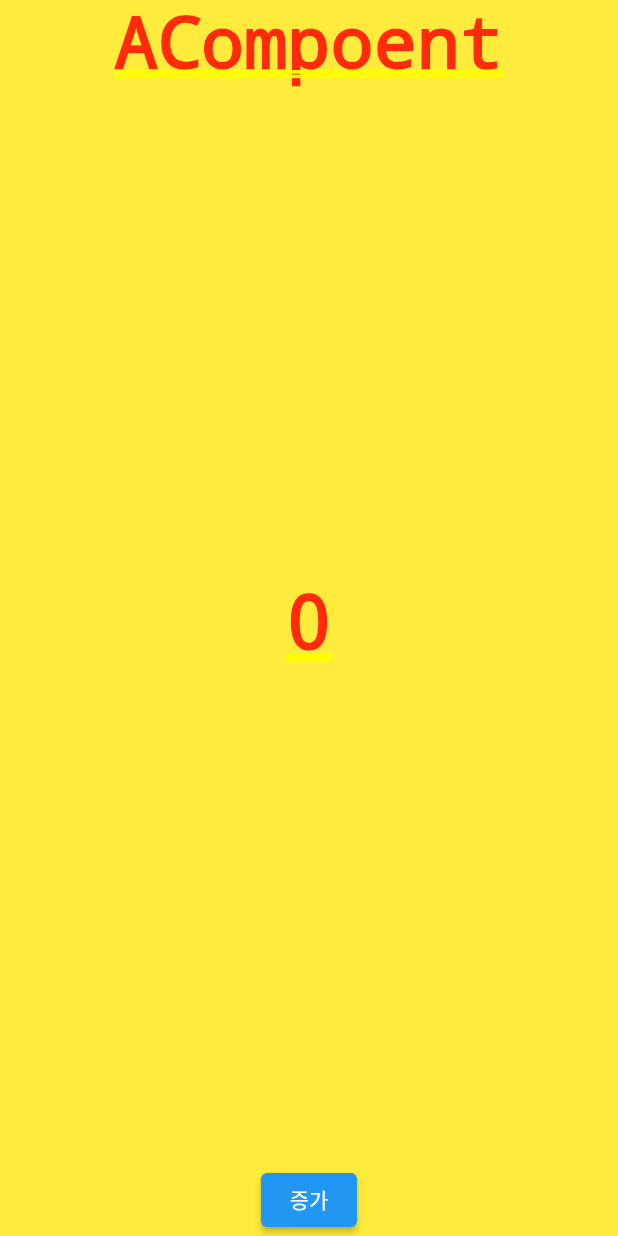
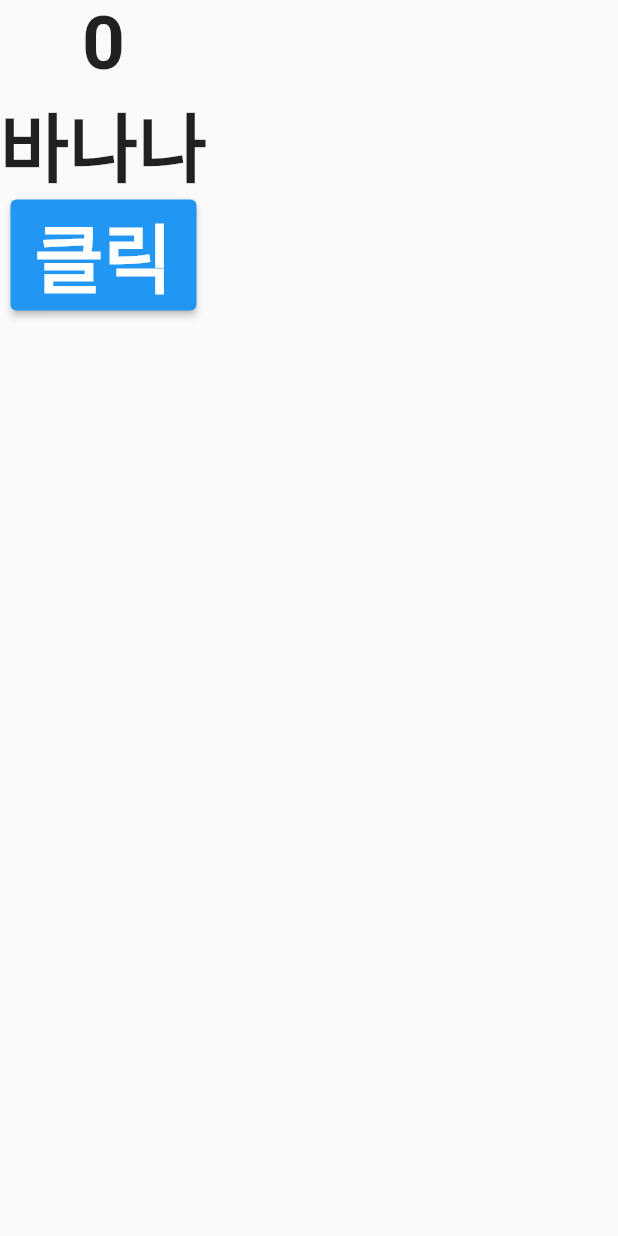
Before and after one commit to Jo-HyeRin/Flutter_State, a Flutter app: the screen it shows after launch, on a phone screen of 412 x 824 dp. Run offline on Flutter 3.47's test engine with Material 2 defaults, Android fonts, the phone set to English and light mode, and no system bars; our stand-ins replace flutter_riverpod.

Commit message:
파일분리, 문자열 상태값 불러ê오기 완료

```diff
--- a/lib/main.dart
+++ b/lib/main.dart
@@ -1,20 +1,9 @@
 import 'package:flutter/material.dart';
 import 'package:flutter_riverpod/flutter_riverpod.dart';
-
-final counterProvider = StateNotifierProvider<Counter, int>((ref) {
-  return Counter();
-});
-
-class Counter extends StateNotifier<int> {
-  Counter() : super(0);
-  void increment() => state++;
-}
+import 'package:flutter_state/pages/home_page.dart';
 
 void main() {
   runApp(
-    // 위젯에서 프로바이더를 사용하고 읽기위해
-    // 앱 전체적으로 "ProviderScope" 위젯을 감싸줘야 합니다.
-    // 여기에 프로바이더의 상태가 저장됩니다.
     ProviderScope(
       child: MyApp(),
     ),
@@ -27,43 +16,7 @@ class MyApp extends StatelessWidget {
   @override
   Widget build(BuildContext context) {
     return MaterialApp(
-      debugShowCheckedModeBanner: false,
-      home: AComponent(),
+      home: HomePage(),
     );
   }
 }
-
-class AComponent extends ConsumerWidget {
-  const AComponent({Key? key}) : super(key: key);
-
-  @override
-  Widget build(BuildContext context, WidgetRef ref) {
-
-    final count = ref.watch(counterProvider);
-
-    return Container(
-      color: Colors.yellow,
-      child: Column(
-        children: [
-          Text("ACompoent"),
-          Expanded(
-            child: Align(
-              child: Text(
-                "${count}",
-                style: TextStyle(fontSize: 50, fontWeight: FontWeight.bold),
-              ),
-            ),
-          ),
-          ElevatedButton(
-              onPressed: (){
-                final repo = ref.read(counterProvider.notifier);
-                repo.increment();
-                // ref.read(counterProvider.notifier).increment(); 로 해도 됨.
-              },
-              child: Text("증가"),
-          ),
-        ],
-      ),
-    );
-  }
-}
--- /dev/null
+++ b/lib/pages/counter_provider.dart
@@ -0,0 +1,6 @@
+import 'package:flutter_riverpod/flutter_riverpod.dart';
+import 'package:flutter_state/pages/counter_repository.dart';
+
+final counterProvider = StateNotifierProvider<CounterRepository, int>((ref) {
+  return CounterRepository();
+});
--- /dev/null
+++ b/lib/pages/home_page.dart
@@ -0,0 +1,37 @@
+import 'package:flutter/material.dart';
+import 'package:flutter_riverpod/flutter_riverpod.dart';
+import 'package:flutter_state/pages/counter_provider.dart';
+import 'package:flutter_state/pages/product_repository.dart';
+
+class HomePage extends ConsumerWidget {
+  const HomePage({Key? key}) : super(key: key);
+
+  @override
+  Widget build(BuildContext context, WidgetRef ref) {
+    final count = ref.watch(counterProvider);
+    final product = ref.watch(productProvider);
+
+    return Scaffold(
+      body: Column(
+        children: [
+          Text(
+            "${count}",
+            style: TextStyle(fontSize: 50, fontWeight: FontWeight.w600),
+          ),
+          Text(
+            "${product.name}",
+            style: TextStyle(fontSize: 50, fontWeight: FontWeight.w600),
+          ),
+          ElevatedButton(
+              onPressed: () {
+                ref.read(counterProvider.notifier).increment();
+              },
+              child: Text(
+                "클릭",
+                style: TextStyle(fontSize: 50, fontWeight: FontWeight.w600),
+              )),
+        ],
+      ),
+    );
+  }
+}
--- /dev/null
+++ b/lib/pages/product_repository.dart
@@ -0,0 +1,22 @@
+import 'package:flutter_riverpod/flutter_riverpod.dart';
+
+// Entity
+class Product {
+  int id;
+  String name;
+  int price;
+
+  Product(this.id, this.name, this.price);
+}
+
+// Provider
+final productProvider = StateNotifierProvider<ProductRepository, Product>((ref) {
+  return ProductRepository();
+});
+
+// Repository
+class ProductRepository extends StateNotifier<Product>{
+
+  ProductRepository() : super(Product(1, "바나나", 1000)); // 데이터 넣어줌
+
+}
```
Also changed, not shown: lib/pages/counter_repository.dart (added, +8 -0 lines).
